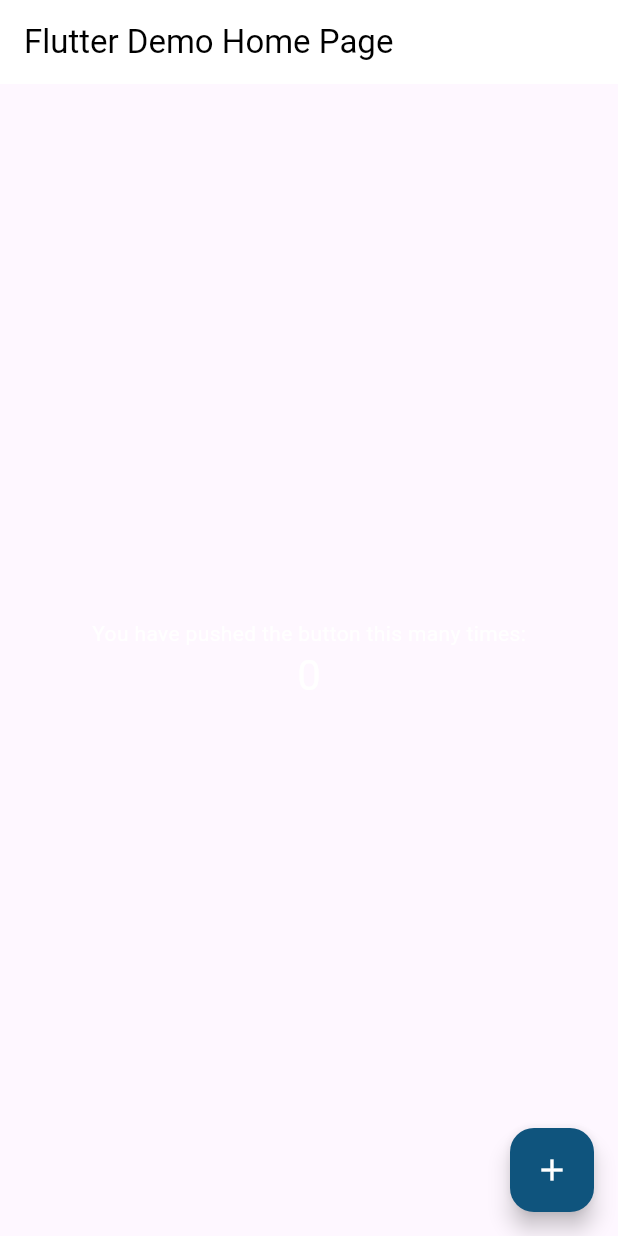
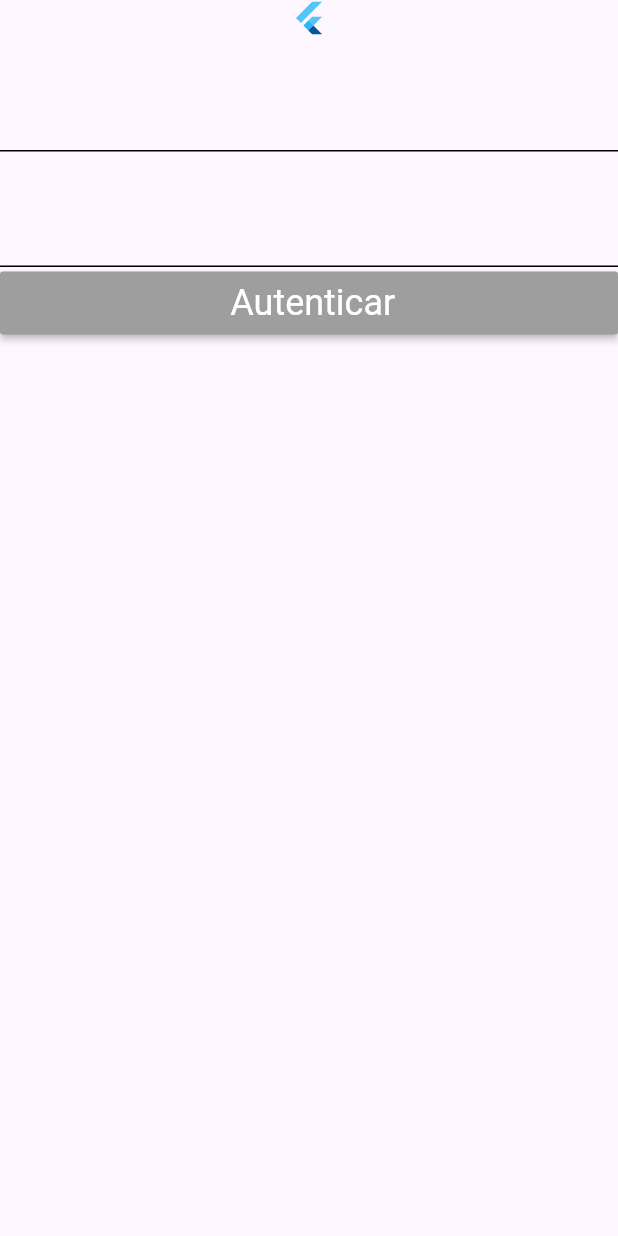
Before and after one commit to GuiCezaF/curso_flutter, a Flutter app: the screen it shows after launch, on a phone screen of 412 x 824 dp. Run offline on Flutter 3.47's test engine with Material 3 defaults, Android fonts, the light colour scheme and no system bars; our stand-ins replace get.

Commit message:
[Curso Flutter] - Criando a pagina de login e adicionando ela como pagina principal

```diff
--- a/lib/main.dart
+++ b/lib/main.dart
@@ -1,5 +1,6 @@
 import 'package:curso_flutter/infra/servicos.dart';
 import 'package:curso_flutter/infra/theme.dart';
+import 'package:curso_flutter/ui/pages/login/page_login.dart';
 import 'package:flutter/material.dart';
 
 void main() async {
@@ -11,7 +12,6 @@
 class MyApp extends StatelessWidget {
   const MyApp({super.key});
 
-  // This widget is the root of your application.
   @override
   Widget build(BuildContext context) {
     return MaterialApp(
@@ -19,95 +19,7 @@
       theme: ThemeLight().obter(),
       darkTheme: ThemeDark().obter(),
       themeMode: ThemeMode.light,
-      home: const MyHomePage(title: 'Flutter Demo Home Page'),
+      home: const LoginPage(),
     );
   }
 }
-
-class MyHomePage extends StatefulWidget {
-  const MyHomePage({super.key, required this.title});
-
-  // This widget is the home page of your application. It is stateful, meaning
-  // that it has a State object (defined below) that contains fields that affect
-  // how it looks.
-
-  // This class is the configuration for the state. It holds the values (in this
-  // case the title) provided by the parent (in this case the App widget) and
-  // used by the build method of the State. Fields in a Widget subclass are
-  // always marked "final".
-
-  final String title;
-
-  @override
-  State<MyHomePage> createState() => _MyHomePageState();
-}
-
-class _MyHomePageState extends State<MyHomePage> {
-  int _counter = 0;
-
-  void _incrementCounter() {
-    setState(() {
-      // This call to setState tells the Flutter framework that something has
-      // changed in this State, which causes it to rerun the build method below
-      // so that the display can reflect the updated values. If we changed
-      // _counter without calling setState(), then the build method would not be
-      // called again, and so nothing would appear to happen.
-      _counter++;
-    });
-  }
-
-  @override
-  Widget build(BuildContext context) {
-    // This method is rerun every time setState is called, for instance as done
-    // by the _incrementCounter method above.
-    //
-    // The Flutter framework has been optimized to make rerunning build methods
-    // fast, so that you can just rebuild anything that needs updating rather
-    // than having to individually change instances of widgets.
-    return Scaffold(
-      appBar: AppBar(
-        // TRY THIS: Try changing the color here to a specific color (to
-        // Colors.amber, perhaps?) and trigger a hot reload to see the AppBar
-        // change color while the other colors stay the same.
-        backgroundColor: Theme.of(context).colorScheme.inversePrimary,
-        // Here we take the value from the MyHomePage object that was created by
-        // the App.build method, and use it to set our appbar title.
-        title: Text(widget.title),
-      ),
-      body: Center(
-        // Center is a layout widget. It takes a single child and positions it
-        // in the middle of the parent.
-        child: Column(
-          // Column is also a layout widget. It takes a list of children and
-          // arranges them vertically. By default, it sizes itself to fit its
-          // children horizontally, and tries to be as tall as its parent.
-          //
-          // Column has various properties to control how it sizes itself and
-          // how it positions its children. Here we use mainAxisAlignment to
-          // center the children vertically; the main axis here is the vertical
-          // axis because Columns are vertical (the cross axis would be
-          // horizontal).
-          //
-          // TRY THIS: Invoke "debug painting" (choose the "Toggle Debug Paint"
-          // action in the IDE, or press "p" in the console), to see the
-          // wireframe for each widget.
-          mainAxisAlignment: MainAxisAlignment.center,
-          children: <Widget>[
-            const Text(
-              'You have pushed the button this many times:',
-            ),
-            Text(
-              '$_counter',
-              style: Theme.of(context).textTheme.headlineMedium,
-            ),
-          ],
-        ),
-      ),
-      floatingActionButton: FloatingActionButton(
-        onPressed: _incrementCounter,
-        tooltip: 'Increment',
-        child: const Icon(Icons.add),
-      ), // This trailing comma makes auto-formatting nicer for build methods.
-    );
-  }
-}
--- /dev/null
+++ b/lib/ui/pages/login/page_login.dart
@@ -0,0 +1,44 @@
+import 'package:curso_flutter/ui/pages/login/ctrl_login.dart';
+import 'package:curso_flutter/ui/pages/login/exts_ctrl_on_click.dart';
+import 'package:curso_flutter/ui/pages/widgets/botao.dart';
+import 'package:curso_flutter/ui/pages/widgets/campo_texto.dart';
+import 'package:flutter/material.dart';
+
+class LoginPage extends StatefulWidget {
+  const LoginPage({Key? key}) : super(key: key);
+
+  @override
+  State<LoginPage> createState() => _LoginPageState();
+}
+
+class _LoginPageState extends State<LoginPage> {
+  late LoginController controller;
+
+  @override
+  void initState() {
+    controller = LoginController();
+    controller.inicializar();
+
+    super.initState();
+  }
+
+  @override
+  Widget build(BuildContext context) {
+    return Scaffold(
+      body: Container(
+        child: Column(
+          children: [
+            const FlutterLogo(),
+            CampoTexto(controller: controller.edtEmail),
+            CampoTexto(controller: controller.edtSenha),
+            Botao(
+                titulo: "Autenticar",
+                onClick: () async {
+                  await controller.onClickAutenticar();
+                })
+          ],
+        ),
+      ),
+    );
+  }
+}
```
